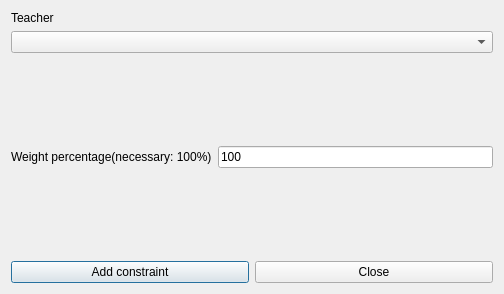
Old version of the form fet/src/interface/addconstraintteachermaxtwoactivitytagsperdayfromn1n2n3form_template.ui in the repository vonmecheln/fet.
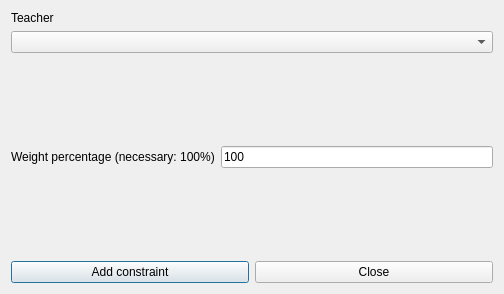
New version of the form.

```diff
--- a/fet/src/interface/addconstraintteachermaxtwoactivitytagsperdayfromn1n2n3form_template.ui
+++ b/fet/src/interface/addconstraintteachermaxtwoactivitytagsperdayfromn1n2n3form_template.ui
@@ -71,7 +71,7 @@
         <enum>QFrame::Plain</enum>
        </property>
        <property name="text">
-        <string>Weight percentage(necessary: 100%)</string>
+        <string>Weight percentage (necessary: 100%)</string>
        </property>
        <property name="wordWrap">
         <bool>false</bool>
```
